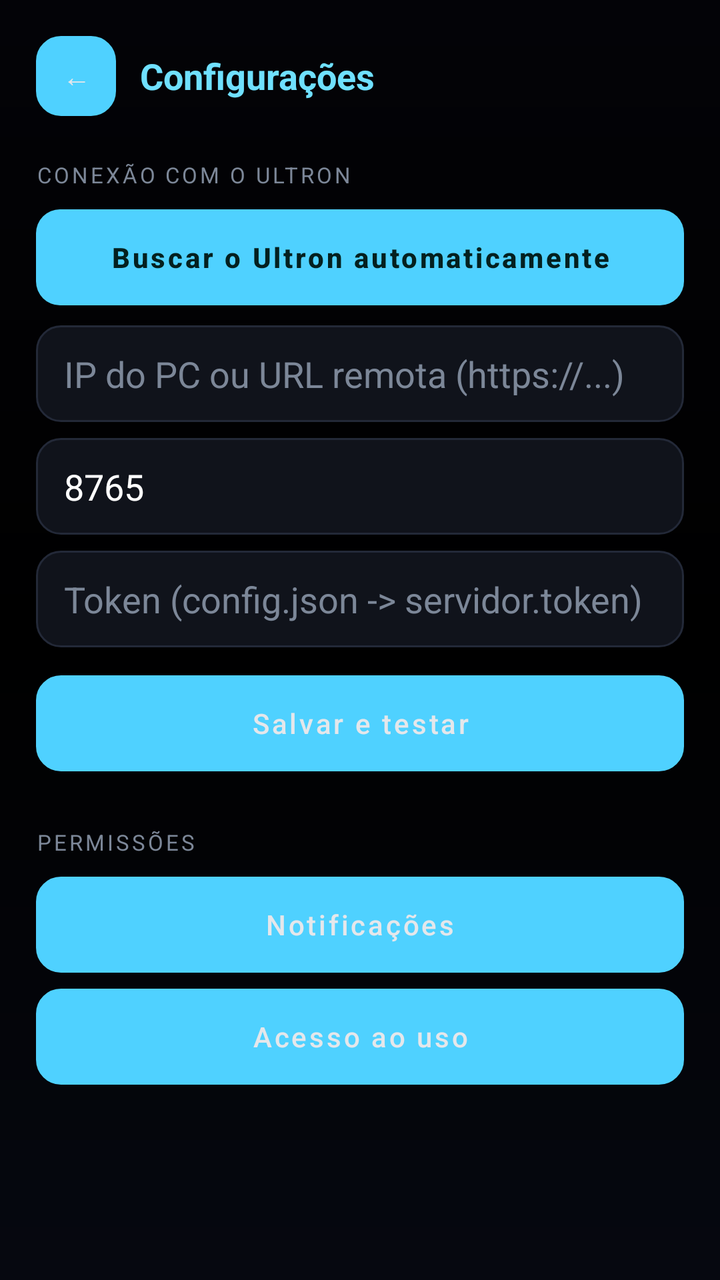
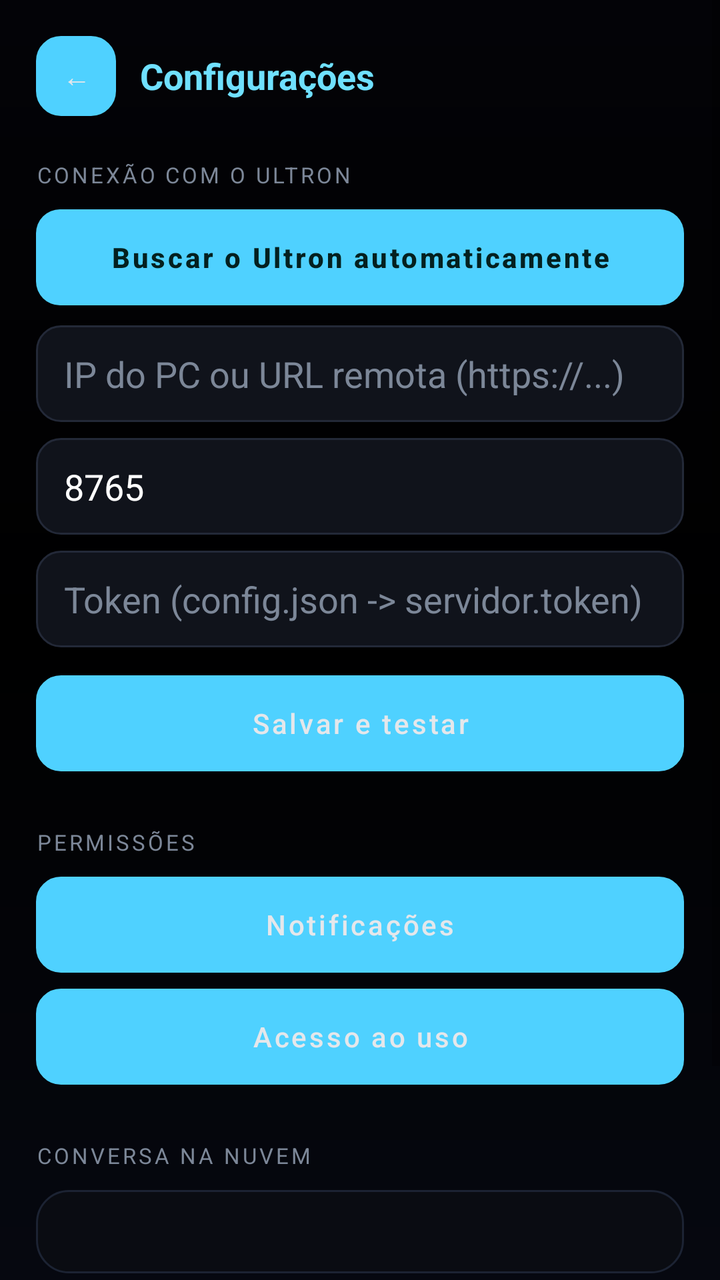

Compare the two renders of this Android layout. The source of the first and the diff that turns it into the second are given below.
<!-- AndroidManifest.xml: application theme Theme.JarvisCompanion -->
<!-- res/layout/activity_settings.xml -->
<?xml version="1.0" encoding="utf-8"?>
<ScrollView xmlns:android="http://schemas.android.com/apk/res/android"
    android:layout_width="match_parent"
    android:layout_height="match_parent"
    android:background="@drawable/bg_app_gradient">

    <LinearLayout
        android:layout_width="match_parent"
        android:layout_height="wrap_content"
        android:orientation="vertical"
        android:padding="18dp">

        <LinearLayout
            android:layout_width="match_parent"
            android:layout_height="wrap_content"
            android:orientation="horizontal"
            android:gravity="center_vertical"
            android:layout_marginBottom="22dp">

            <Button
                android:id="@+id/backButton"
                android:layout_width="40dp"
                android:layout_height="40dp"
                android:minWidth="0dp"
                android:minHeight="0dp"
                android:padding="0dp"
                android:text="←"
                android:textColor="#E5E7EB"
                android:stateListAnimator="@null"
                android:backgroundTint="@null"
                android:background="@drawable/bg_button_secondary" />

            <TextView
                android:layout_width="0dp"
                android:layout_height="wrap_content"
                android:layout_weight="1"
                android:layout_marginStart="12dp"
                android:text="Configurações"
                android:textColor="#6FE0FF"
                android:textSize="18sp"
                android:textStyle="bold" />
        </LinearLayout>

        <TextView
            android:layout_width="wrap_content"
            android:layout_height="wrap_content"
            android:text="CONEXÃO COM O ULTRON"
            android:textColor="#7C8798"
            android:textSize="11sp"
            android:letterSpacing="0.12"
            android:layout_marginBottom="10dp" />

        <Button
            android:id="@+id/discoverButton"
            android:layout_width="match_parent"
            android:layout_height="wrap_content"
            android:layout_marginBottom="10dp"
            android:text="Buscar o Ultron automaticamente"
            android:textColor="#04201F"
            android:textAllCaps="false"
            android:textStyle="bold"
            android:stateListAnimator="@null"
            android:backgroundTint="@null"
            android:background="@drawable/bg_button_primary" />

        <EditText
            android:id="@+id/hostInput"
            android:layout_width="match_parent"
            android:layout_height="wrap_content"
            android:hint="IP do PC ou URL remota (https://...)"
            android:inputType="text"
            android:textColorHint="#7C8798"
            android:textColor="#FFFFFF"
            android:background="@drawable/bg_input_field"
            android:layout_marginBottom="8dp" />

        <EditText
            android:id="@+id/portInput"
            android:layout_width="match_parent"
            android:layout_height="wrap_content"
            android:hint="Porta"
            android:text="8765"
            android:inputType="number"
            android:textColorHint="#7C8798"
            android:textColor="#FFFFFF"
            android:background="@drawable/bg_input_field"
            android:layout_marginBottom="8dp" />

        <EditText
            android:id="@+id/tokenInput"
            android:layout_width="match_parent"
            android:layout_height="wrap_content"
            android:hint="Token (config.json -&gt; servidor.token)"
            android:inputType="textPassword"
            android:textColorHint="#7C8798"
            android:textColor="#FFFFFF"
            android:background="@drawable/bg_input_field"
            android:layout_marginBottom="14dp" />

        <Button
            android:id="@+id/saveButton"
            android:layout_width="match_parent"
            android:layout_height="wrap_content"
            android:text="Salvar e testar"
            android:textColor="#E5E7EB"
            android:textAllCaps="false"
            android:stateListAnimator="@null"
            android:backgroundTint="@null"
            android:background="@drawable/bg_button_secondary"
            android:layout_marginBottom="28dp" />

        <TextView
            android:layout_width="wrap_content"
            android:layout_height="wrap_content"
            android:text="PERMISSÕES"
            android:textColor="#7C8798"
            android:textSize="11sp"
            android:letterSpacing="0.12"
            android:layout_marginBottom="10dp" />

        <Button
            android:id="@+id/notificationAccessButton"
            android:layout_width="match_parent"
            android:layout_height="wrap_content"
            android:layout_marginBottom="8dp"
            android:text="Notificações"
            android:textColor="#E5E7EB"
            android:textAllCaps="false"
            android:stateListAnimator="@null"
            android:backgroundTint="@null"
            android:background="@drawable/bg_button_secondary" />

        <Button
            android:id="@+id/usageAccessButton"
            android:layout_width="match_parent"
            android:layout_height="wrap_content"
            android:text="Acesso ao uso"
            android:textColor="#E5E7EB"
            android:textAllCaps="false"
            android:stateListAnimator="@null"
            android:backgroundTint="@null"
            android:background="@drawable/bg_button_secondary" />

    </LinearLayout>
</ScrollView>
<!-- resources referenced by this layout -->
<resources>
  <!-- drawable bg_app_gradient (drawable) -->
  <?xml version="1.0" encoding="utf-8"?>
  <shape xmlns:android="http://schemas.android.com/apk/res/android">
      <gradient
          android:type="linear"
          android:angle="90"
          android:startColor="#060810"
          android:centerColor="#000000"
          android:endColor="#030307" />
  </shape>
  <!-- drawable bg_button_primary (drawable) -->
  <?xml version="1.0" encoding="utf-8"?>
  <shape xmlns:android="http://schemas.android.com/apk/res/android">
      <gradient
          android:type="linear"
          android:angle="0"
          android:startColor="#0EA5B5"
          android:endColor="#22D3EE" />
      <corners android:radius="12dp" />
  </shape>
  <!-- drawable bg_button_secondary (drawable) -->
  <?xml version="1.0" encoding="utf-8"?>
  <shape xmlns:android="http://schemas.android.com/apk/res/android">
      <solid android:color="#151A24" />
      <corners android:radius="12dp" />
      <stroke android:width="1dp" android:color="#232938" />
  </shape>
  <!-- drawable bg_input_field (drawable) -->
  <?xml version="1.0" encoding="utf-8"?>
  <shape xmlns:android="http://schemas.android.com/apk/res/android">
      <solid android:color="#10131B" />
      <corners android:radius="12dp" />
      <stroke android:width="1dp" android:color="#232938" />
      <padding
          android:left="14dp"
          android:top="12dp"
          android:right="14dp"
          android:bottom="12dp" />
  </shape>
  <style name="Theme.JarvisCompanion" parent="Theme.MaterialComponents.DayNight.NoActionBar">
          <item name="android:windowBackground">@android:color/black</item>
          <item name="colorPrimary">#4FD1FF</item>
          <item name="colorPrimaryDark">#000000</item>
          <item name="colorAccent">#4FD1FF</item>
      </style>
</resources>

<!-- the commit's change to res/layout/activity_settings.xml (unified diff, before → after) -->
@@ -134,7 +134,51 @@
             android:id="@+id/usageAccessButton"
             android:layout_width="match_parent"
             android:layout_height="wrap_content"
+            android:layout_marginBottom="28dp"
             android:text="Acesso ao uso"
+            android:textColor="#E5E7EB"
+            android:textAllCaps="false"
+            android:stateListAnimator="@null"
+            android:backgroundTint="@null"
+            android:background="@drawable/bg_button_secondary" />
+
+        <TextView
+            android:layout_width="wrap_content"
+            android:layout_height="wrap_content"
+            android:text="CONVERSA NA NUVEM"
+            android:textColor="#7C8798"
+            android:textSize="11sp"
+            android:letterSpacing="0.12"
+            android:layout_marginBottom="10dp" />
+
+        <TextView
+            android:id="@+id/cloudStatusText"
+            android:layout_width="match_parent"
+            android:layout_height="wrap_content"
+            android:background="@drawable/bg_card"
+            android:padding="12dp"
+            android:textColor="#C9D3E0"
+            android:textSize="13sp"
+            android:lineSpacingExtra="3dp"
+            android:layout_marginBottom="10dp" />
+
+        <Button
+            android:id="@+id/cloudSyncButton"
+            android:layout_width="match_parent"
+            android:layout_height="wrap_content"
+            android:layout_marginBottom="8dp"
+            android:text="Sincronizar agora"
+            android:textColor="#E5E7EB"
+            android:textAllCaps="false"
+            android:stateListAnimator="@null"
+            android:backgroundTint="@null"
+            android:background="@drawable/bg_button_secondary" />
+
+        <Button
+            android:id="@+id/cloudForgetButton"
+            android:layout_width="match_parent"
+            android:layout_height="wrap_content"
+            android:text="Esquecer conversa da nuvem"
             android:textColor="#E5E7EB"
             android:textAllCaps="false"
             android:stateListAnimator="@null"
<!-- resource entries referenced after the edit -->
@@ -27,6 +27,13 @@
       <corners android:radius="12dp" />
       <stroke android:width="1dp" android:color="#232938" />
   </shape>
+  <!-- drawable bg_card (drawable) -->
+  <?xml version="1.0" encoding="utf-8"?>
+  <shape xmlns:android="http://schemas.android.com/apk/res/android">
+      <solid android:color="#0A0C12" />
+      <corners android:radius="16dp" />
+      <stroke android:width="1dp" android:color="#1C2333" />
+  </shape>
   <!-- drawable bg_input_field (drawable) -->
   <?xml version="1.0" encoding="utf-8"?>
   <shape xmlns:android="http://schemas.android.com/apk/res/android">
